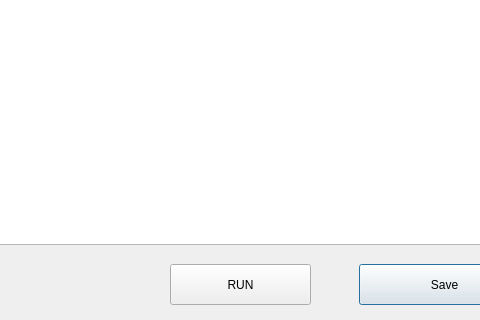
Above: dialog.ui from Karl-Han/CompilerProject_Qt before the change; both pictures show x 111 to 591 and y 216 to 536 of the 725 by 536 pixel window. Below: the same form after it.
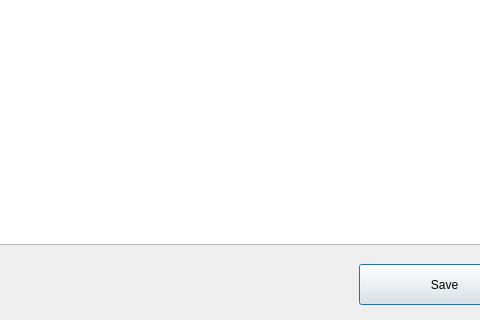
That is the form after the change.

Patch:
```diff
--- a/dialog.ui
+++ b/dialog.ui
@@ -36,19 +36,6 @@
     </rect>
    </property>
   </widget>
-  <widget class="QPushButton" name="pushButton_2">
-   <property name="geometry">
-    <rect>
-     <x>281</x>
-     <y>480</y>
-     <width>141</width>
-     <height>41</height>
-    </rect>
-   </property>
-   <property name="text">
-    <string>RUN</string>
-   </property>
-  </widget>
  </widget>
  <resources/>
  <connections/>
```
